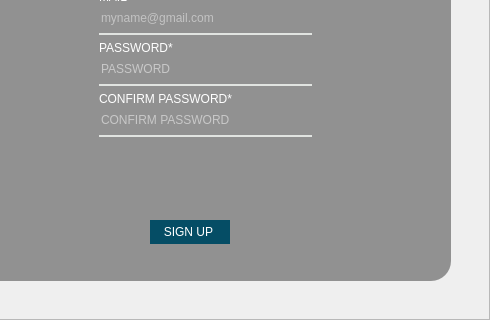
Before: the Qt Designer form EVENT EASE PROJECT/signup.ui in arylhazard/event_ease, drawn with Qt 5; both pictures show x 110 to 600 and y 180 to 500 of the 600 by 500 pixel window.
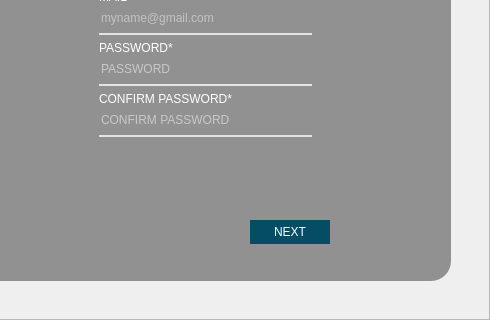
After: the same form once the commit is applied. Icons and pictures are not drawn.

The edit to the form file:
```diff
--- a/EVENT EASE PROJECT/signup.ui
+++ b/EVENT EASE PROJECT/signup.ui
@@ -278,7 +278,7 @@
      <widget class="QPushButton" name="pushButton_signup">
       <property name="geometry">
        <rect>
-        <x>260</x>
+        <x>360</x>
         <y>400</y>
         <width>80</width>
         <height>24</height>
@@ -304,7 +304,7 @@
 </string>
       </property>
       <property name="text">
-       <string>SIGN UP </string>
+       <string>NEXT</string>
       </property>
      </widget>
     </widget>
```
Left out of the diff: 2 changed lines with no effect on the pictures.
